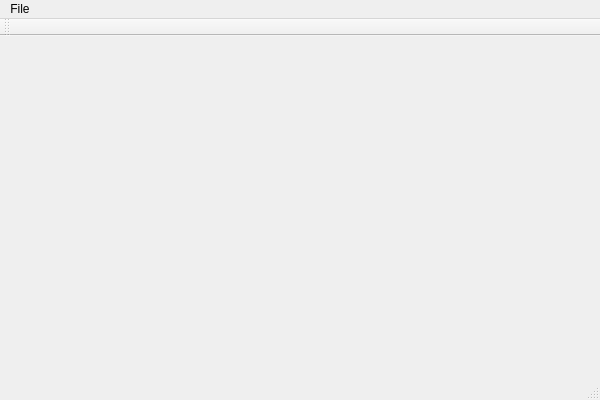
Old version of the form qcoolplayer.ui in the repository flyiscool/QCOOLPLAYER.
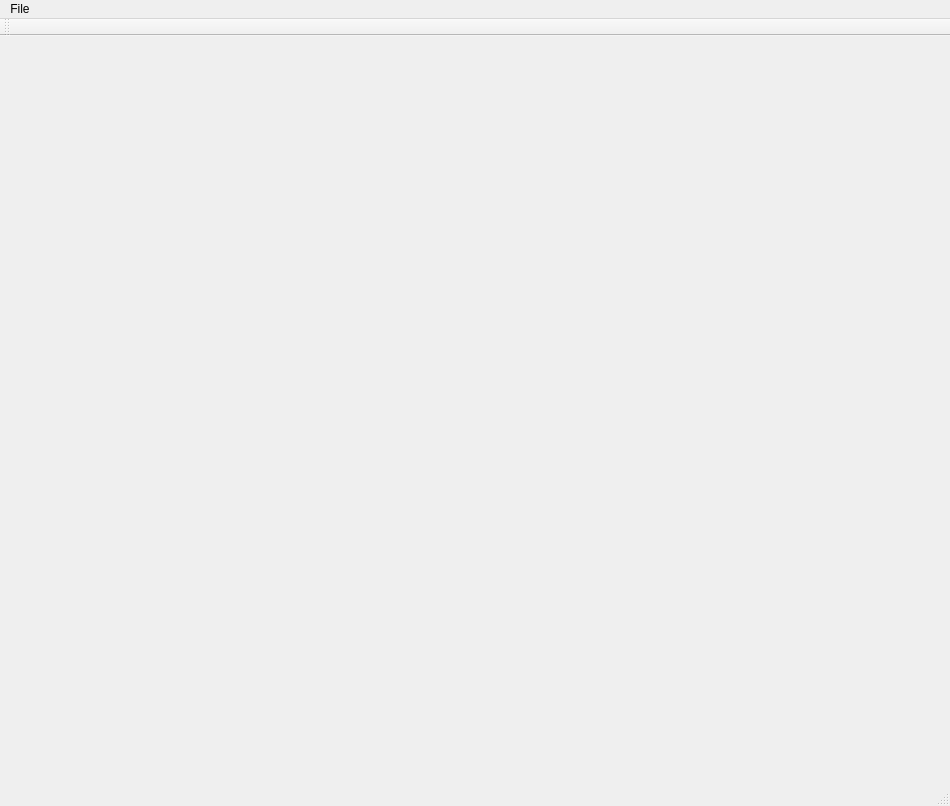
New version of the form.

Commit message: pre to add the thread for player

Diff of the .ui file:
```diff
--- a/qcoolplayer.ui
+++ b/qcoolplayer.ui
@@ -6,8 +6,8 @@
    <rect>
     <x>0</x>
     <y>0</y>
-    <width>600</width>
-    <height>400</height>
+    <width>950</width>
+    <height>806</height>
    </rect>
   </property>
   <property name="windowTitle">
@@ -19,7 +19,7 @@
     <rect>
      <x>0</x>
      <y>0</y>
-     <width>600</width>
+     <width>950</width>
      <height>26</height>
     </rect>
    </property>
```
The commit also changes 2 other files.
